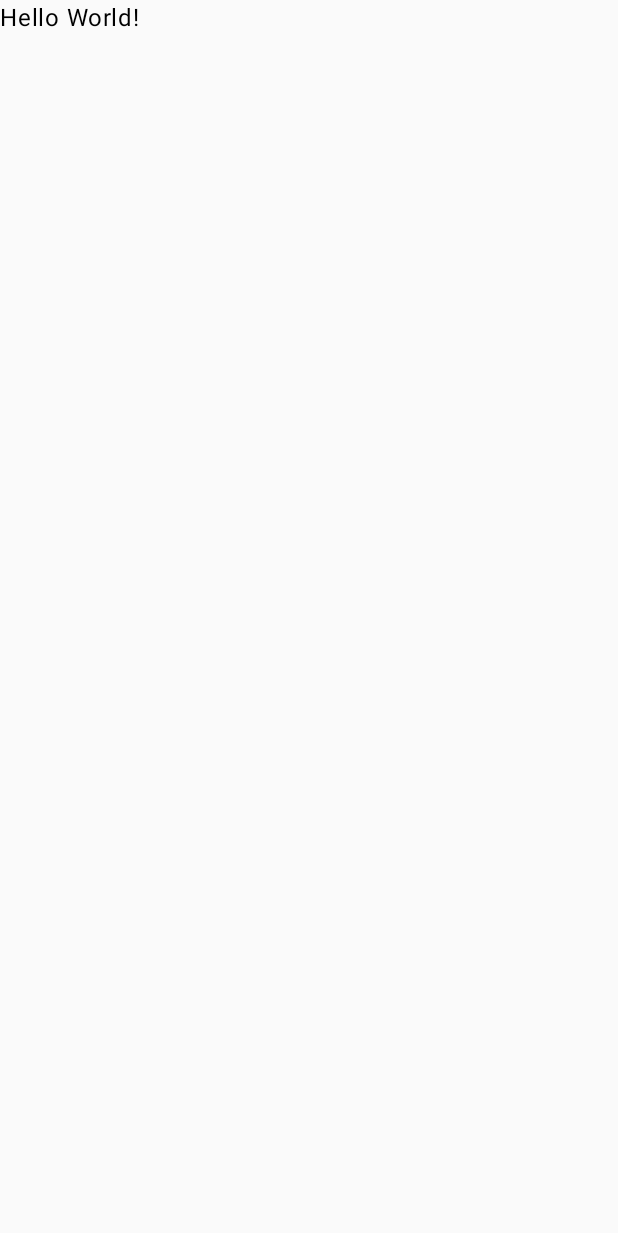
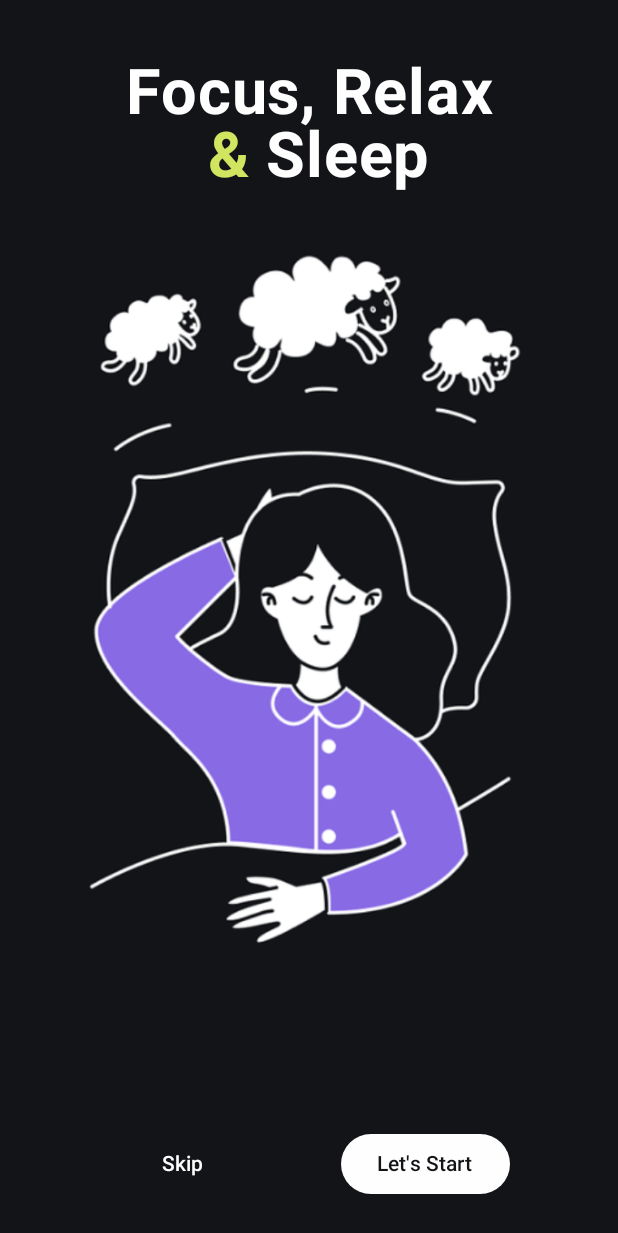
Before and after one commit to jbpolly/ComposeCampLayoutIntro, an Android app built with Jetpack Compose: the screen it shows after launch (MainActivity), on a phone screen of 412 x 824 dp. Before the commit the part shown is almost empty. Shown: the top 1233 px of the screen. Run offline under Robolectric (Android 15) with nearby library versions, the phone set to English and light mode, and no system bars.

Commit message:
- Class 1 waiting for homework

```diff
--- a/app/src/main/java/com/mysticraccoon/composecamplayoutintro/MainActivity.kt
+++ b/app/src/main/java/com/mysticraccoon/composecamplayoutintro/MainActivity.kt
@@ -3,35 +3,8 @@ package com.mysticraccoon.composecamplayoutintro
 import android.os.Bundle
 import androidx.activity.ComponentActivity
 import androidx.activity.compose.setContent
-import androidx.compose.foundation.Image
-import androidx.compose.foundation.background
-import androidx.compose.foundation.layout.Arrangement
-import androidx.compose.foundation.layout.Box
-import androidx.compose.foundation.layout.Column
-import androidx.compose.foundation.layout.Row
-import androidx.compose.foundation.layout.fillMaxSize
-import androidx.compose.foundation.layout.fillMaxWidth
-import androidx.compose.foundation.layout.height
-import androidx.compose.foundation.layout.padding
-import androidx.compose.foundation.layout.widthIn
-import androidx.compose.material3.Button
-import androidx.compose.material3.ButtonDefaults
-import androidx.compose.material3.MaterialTheme
-import androidx.compose.material3.Text
-import androidx.compose.runtime.Composable
-import androidx.compose.ui.Alignment
-import androidx.compose.ui.Modifier
-import androidx.compose.ui.graphics.Color
-import androidx.compose.ui.res.painterResource
-import androidx.compose.ui.text.SpanStyle
-import androidx.compose.ui.text.buildAnnotatedString
-import androidx.compose.ui.text.font.FontWeight
-import androidx.compose.ui.text.style.TextAlign
-import androidx.compose.ui.text.withStyle
-import androidx.compose.ui.tooling.preview.Preview
-import androidx.compose.ui.unit.dp
-import androidx.compose.ui.unit.sp
 import com.mysticraccoon.composecamplayoutintro.ui.theme.ComposeCampLayoutIntroTheme
+import com.mysticraccoon.composecamplayoutintro.ui.welcomePage.WelcomePage
 
 
 class MainActivity : ComponentActivity() {
@@ -39,7 +12,7 @@ class MainActivity : ComponentActivity() {
         super.onCreate(savedInstanceState)
         setContent {
             ComposeCampLayoutIntroTheme {
-                Text("Hello World!")
+              WelcomePage()
             }
         }
     }
--- /dev/null
+++ b/app/src/main/java/com/mysticraccoon/composecamplayoutintro/data/ChipData.kt
@@ -0,0 +1,3 @@
+package com.mysticraccoon.composecamplayoutintro.data
+
+data class ChipData(val text: String, var isSelected: Boolean)
--- a/app/src/main/java/com/mysticraccoon/composecamplayoutintro/ui/theme/Color.kt
+++ b/app/src/main/java/com/mysticraccoon/composecamplayoutintro/ui/theme/Color.kt
@@ -12,6 +12,7 @@ val MeditationOnBackground = Color(0xFFFEFEFE)
 val MeditationDisabledText = Color(0xFF4A4F57)
 val MeditationWhite20 = Color(0x33FFFFFF)
 val MeditationDarkText = Color(0xFF13151A)
+val MeditationChipGrey = Color(0xFF3F4650)
 
 
 val White = Color(0xFFFFFFFF)
--- /dev/null
+++ b/app/src/main/java/com/mysticraccoon/composecamplayoutintro/ui/welcomePage/WelcomeScreen.kt
@@ -0,0 +1,112 @@
+package com.mysticraccoon.composecamplayoutintro.ui.welcomePage
+
+import androidx.compose.foundation.Image
+import androidx.compose.foundation.background
+import androidx.compose.foundation.layout.Arrangement
+import androidx.compose.foundation.layout.Column
+import androidx.compose.foundation.layout.Row
+import androidx.compose.foundation.layout.fillMaxSize
+import androidx.compose.foundation.layout.fillMaxWidth
+import androidx.compose.foundation.layout.padding
+import androidx.compose.foundation.layout.widthIn
+import androidx.compose.material3.Button
+import androidx.compose.material3.ButtonDefaults
+import androidx.compose.material3.MaterialTheme
+import androidx.compose.material3.Text
+import androidx.compose.runtime.Composable
+import androidx.compose.ui.Alignment
+import androidx.compose.ui.Modifier
+import androidx.compose.ui.graphics.Color
+import androidx.compose.ui.res.painterResource
+import androidx.compose.ui.text.SpanStyle
+import androidx.compose.ui.text.buildAnnotatedString
+import androidx.compose.ui.text.font.FontWeight
+import androidx.compose.ui.text.style.TextAlign
+import androidx.compose.ui.text.withStyle
+import androidx.compose.ui.tooling.preview.Preview
+import androidx.compose.ui.unit.dp
+import androidx.compose.ui.unit.sp
+import com.mysticraccoon.composecamplayoutintro.R
+import com.mysticraccoon.composecamplayoutintro.ui.theme.ComposeCampLayoutIntroTheme
+
+@Composable
+fun WelcomePage(modifier: Modifier = Modifier) {
+    Column(
+        modifier = modifier
+            .fillMaxSize()
+            .background(color = MaterialTheme.colorScheme.background),
+    ) {
+        Column(
+            modifier = Modifier
+                .weight(weight = .2f)
+                .fillMaxWidth(),
+            verticalArrangement = Arrangement.Center,
+        ) {
+            Text(
+                modifier = Modifier
+                    .fillMaxWidth(),
+                text = buildAnnotatedString {
+                    append("Focus, Relax\n")
+                    withStyle(
+                        style = SpanStyle(
+                            color = MaterialTheme.colorScheme.primary
+                        )
+                    ) {
+                        append(" & ")
+                    }
+                    append("Sleep")
+                },
+                color = MaterialTheme.colorScheme.onBackground,
+                fontSize = 42.sp,
+                fontWeight = FontWeight.Bold,
+                textAlign = TextAlign.Center,
+                lineHeight = 42.sp,
+            )
+        }
+        Image(
+            painter = painterResource(id = R.drawable.tutorial_background),
+            contentDescription = null,
+            modifier = Modifier
+                .fillMaxWidth()
+                .weight(weight = .6f, fill = true)
+        )
+        Row(
+            modifier = Modifier
+                .fillMaxWidth()
+                .padding(vertical = 24.dp, horizontal = 16.dp)
+                .weight(weight = .2f),
+            horizontalArrangement = Arrangement.SpaceEvenly,
+            verticalAlignment = Alignment.Bottom
+        ) {
+            Button(
+                onClick = { },
+                modifier = Modifier.widthIn(min = 100.dp),
+                colors = ButtonDefaults.buttonColors(
+                    containerColor = Color.Transparent,
+                    contentColor = MaterialTheme.colorScheme.onBackground
+                )
+            ) {
+                Text(text = "Skip")
+            }
+            Button(
+                onClick = { },
+                modifier = Modifier.widthIn(min = 100.dp),
+                colors = ButtonDefaults.buttonColors(
+                    containerColor = MaterialTheme.colorScheme.onBackground,
+                    contentColor = MaterialTheme.colorScheme.background
+                )
+            ) {
+                Text(text = "Let's Start")
+            }
+        }
+
+    }
+}
+
+@Preview
+@Composable
+fun WelcomePagePreview() {
+    ComposeCampLayoutIntroTheme {
+        WelcomePage()
+    }
+}
```
Also changed, not shown: app/src/main/java/com/mysticraccoon/composecamplayoutintro/data/FeaturedData.kt (added, +51 -0 lines), app/src/main/java/com/mysticraccoon/composecamplayoutintro/ui/homeScreen/HomeComponents.kt (added, +104 -0 lines), app/src/main/java/com/mysticraccoon/composecamplayoutintro/ui/homeScreen/HomeScreen.kt (added, +62 -0 lines).
